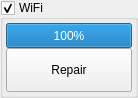
First picture: the form in aui/gui/robot/internal/ui/wifi.ui, repository argenortega/AUI, before the edit.
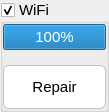
Second picture: the form after the edit. Custom widgets are drawn as their Qt base class.

```diff
--- a/aui/gui/robot/internal/ui/wifi.ui
+++ b/aui/gui/robot/internal/ui/wifi.ui
@@ -6,8 +6,8 @@
    <rect>
     <x>0</x>
     <y>0</y>
-    <width>138</width>
-    <height>98</height>
+    <width>109</width>
+    <height>100</height>
    </rect>
   </property>
   <property name="sizePolicy">
@@ -16,10 +16,19 @@
     <verstretch>0</verstretch>
    </sizepolicy>
   </property>
+  <property name="minimumSize">
+   <size>
+    <width>100</width>
+    <height>0</height>
+   </size>
+  </property>
   <property name="windowTitle">
    <string>Form</string>
   </property>
   <layout class="QHBoxLayout" name="horizontalLayout_2">
+   <property name="spacing">
+    <number>0</number>
+   </property>
    <property name="margin">
     <number>0</number>
    </property>
@@ -31,6 +40,11 @@
        <verstretch>0</verstretch>
       </sizepolicy>
      </property>
+     <property name="font">
+      <font>
+       <pointsize>11</pointsize>
+      </font>
+     </property>
      <property name="title">
       <string>WiFi</string>
      </property>
@@ -38,8 +52,11 @@
       <bool>true</bool>
      </property>
      <layout class="QVBoxLayout" name="wifiLayout">
+      <property name="spacing">
+       <number>0</number>
+      </property>
       <property name="margin">
-       <number>3</number>
+       <number>0</number>
       </property>
       <item>
        <widget class="QFrame" name="frame">
@@ -57,15 +74,10 @@
         </property>
         <layout class="QVBoxLayout" name="verticalLayout">
          <property name="spacing">
-          <number>0</number>
+          <number>15</number>
          </property>
          <property name="margin">
           <number>0</number>
-         </property>
-         <item>
-          <layout class="QHBoxLayout" name="wifiBoxLevel">
-           <property name="spacing">
-            <number>-1</number>
            </property>
            <item>
             <widget class="CProgressBar" name="wifi">
@@ -89,18 +101,39 @@
              </property>
             </widget>
            </item>
-          </layout>
-         </item>
          <item>
-          <widget class="HButton" name="repair">
+          <widget class="QPushButton" name="repair">
            <property name="minimumSize">
             <size>
-             <width>0</width>
+             <width>44</width>
              <height>44</height>
             </size>
            </property>
            <property name="styleSheet">
-            <string notr="true"/>
+            <string notr="true">QPushButton{	
+	background-color: rgb(255, 255, 255);
+    border-style: outset;
+    border-width: 1px;
+    border-radius: 6px;
+	border-color: rgb(193, 193, 193);
+	border-style: solid;
+	padding: 6px;
+	
+}
+QPushButton:pressed {	
+    border-style: solid;
+	border-width: 1px;
+    border-radius: 6px;
+	background-color: rgb(48, 131, 251);
+	color: rgb(255, 255, 255);
+}
+
+QPushButton:hover{
+	border-color: rgb(164, 205, 255);
+    border-radius: 6px;
+	border-width: 3px;
+	border-style: solid;
+}</string>
            </property>
            <property name="text">
             <string>Repair</string>
@@ -119,12 +152,7 @@
   <customwidget>
    <class>CProgressBar</class>
    <extends>QProgressBar</extends>
-   <header>aui.utilities.ColorProgressBar</header>
-  </customwidget>
-  <customwidget>
-   <class>HButton</class>
-   <extends>QPushButton</extends>
-   <header>aui.utilities.HoverButtons</header>
+   <header>aui.mi.visual</header>
   </customwidget>
  </customwidgets>
  <resources/>
```
Lines whose indentation alone changed are shown as unchanged.
